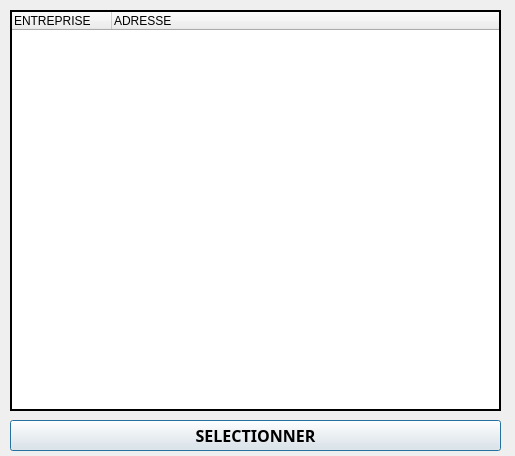
This is ui/uiDialogContacts.ui in LavLab/Python_EncyclopedieEntreprises as Qt 5 draws it before an edit. The edited form follows.
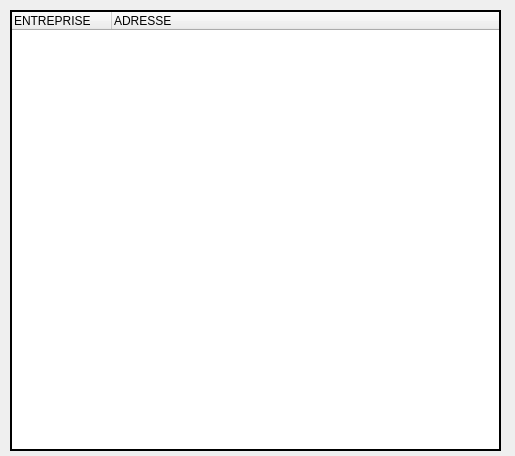
This is the edited form.

The edit to the form file:
```diff
--- a/ui/uiDialogContacts.ui
+++ b/ui/uiDialogContacts.ui
@@ -19,7 +19,7 @@
      <x>10</x>
      <y>10</y>
      <width>491</width>
-     <height>401</height>
+     <height>441</height>
     </rect>
    </property>
    <property name="frameShape">
@@ -48,27 +48,6 @@
     </property>
    </column>
   </widget>
-  <widget class="QPushButton" name="contacts_btn_selectionner">
-   <property name="geometry">
-    <rect>
-     <x>10</x>
-     <y>420</y>
-     <width>491</width>
-     <height>31</height>
-    </rect>
-   </property>
-   <property name="font">
-    <font>
-     <family>Century Gothic</family>
-     <pointsize>12</pointsize>
-     <weight>75</weight>
-     <bold>true</bold>
-    </font>
-   </property>
-   <property name="text">
-    <string>SELECTIONNER</string>
-   </property>
-  </widget>
  </widget>
  <resources/>
  <connections/>
```
Left out of the diff: 9 changed lines with no effect on the pictures.
